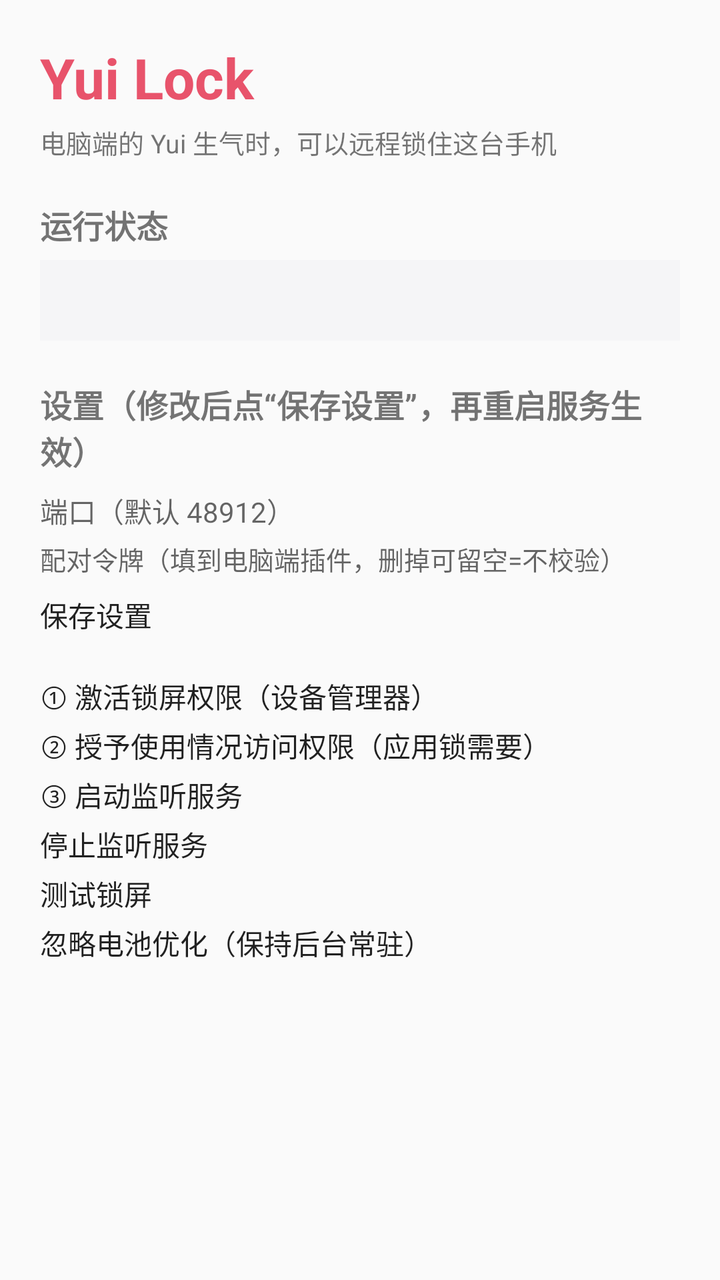
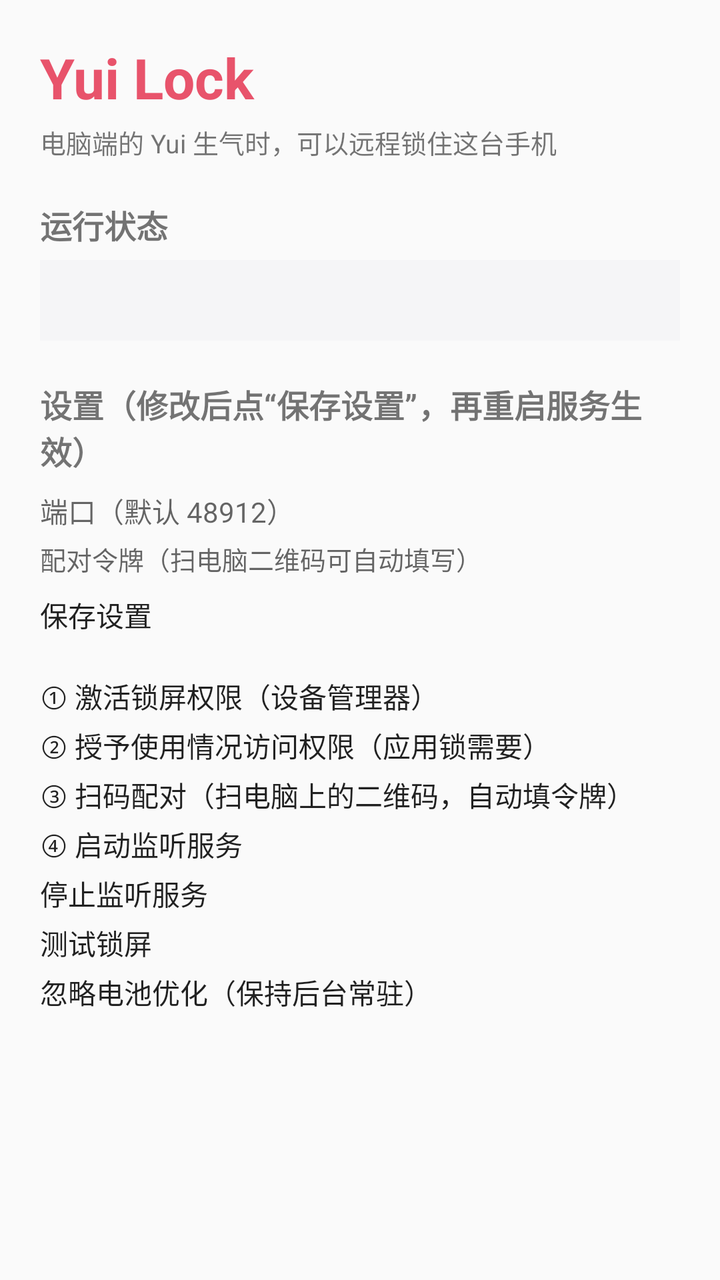

An Android layout rendered at two revisions. The XML below is the earlier revision; the diff shows what the commit changed to produce the second picture.
<!-- AndroidManifest.xml: application theme AppTheme -->
<!-- res/layout/activity_main.xml -->
<?xml version="1.0" encoding="utf-8"?>
<ScrollView xmlns:android="http://schemas.android.com/apk/res/android"
    android:layout_width="match_parent"
    android:layout_height="match_parent"
    android:fillViewport="true">

    <LinearLayout
        android:layout_width="match_parent"
        android:layout_height="wrap_content"
        android:orientation="vertical"
        android:padding="20dp">

        <TextView
            android:layout_width="wrap_content"
            android:layout_height="wrap_content"
            android:text="Yui Lock"
            android:textColor="#E8536B"
            android:textSize="28sp"
            android:textStyle="bold" />

        <TextView
            android:layout_width="wrap_content"
            android:layout_height="wrap_content"
            android:layout_marginTop="4dp"
            android:text="电脑端的 Yui 生气时，可以远程锁住这台手机"
            android:textSize="13sp" />

        <TextView
            android:layout_width="wrap_content"
            android:layout_height="wrap_content"
            android:layout_marginTop="20dp"
            android:text="@string/title_status"
            android:textStyle="bold"
            android:textSize="16sp" />

        <TextView
            android:id="@+id/tvStatus"
            android:layout_width="match_parent"
            android:layout_height="wrap_content"
            android:layout_marginTop="6dp"
            android:background="#F5F5F7"
            android:fontFamily="monospace"
            android:padding="12dp"
            android:textSize="12sp" />

        <TextView
            android:layout_width="wrap_content"
            android:layout_height="wrap_content"
            android:layout_marginTop="20dp"
            android:text="@string/title_settings"
            android:textStyle="bold"
            android:textSize="16sp" />

        <EditText
            android:id="@+id/etPort"
            android:layout_width="match_parent"
            android:layout_height="wrap_content"
            android:layout_marginTop="8dp"
            android:hint="@string/hint_port"
            android:inputType="number" />

        <EditText
            android:id="@+id/etToken"
            android:layout_width="match_parent"
            android:layout_height="wrap_content"
            android:layout_marginTop="4dp"
            android:hint="@string/hint_token"
            android:inputType="text"
            android:textSize="13sp" />

        <Button
            android:id="@+id/btnSave"
            android:layout_width="match_parent"
            android:layout_height="wrap_content"
            android:layout_marginTop="8dp"
            android:text="@string/btn_save" />

        <Button
            android:id="@+id/btnAdmin"
            android:layout_width="match_parent"
            android:layout_height="wrap_content"
            android:layout_marginTop="20dp"
            android:text="@string/btn_admin" />

        <Button
            android:id="@+id/btnUsage"
            android:layout_width="match_parent"
            android:layout_height="wrap_content"
            android:layout_marginTop="4dp"
            android:text="@string/btn_usage" />

        <Button
            android:id="@+id/btnStart"
            android:layout_width="match_parent"
            android:layout_height="wrap_content"
            android:layout_marginTop="4dp"
            android:text="@string/btn_start" />

        <Button
            android:id="@+id/btnStop"
            android:layout_width="match_parent"
            android:layout_height="wrap_content"
            android:layout_marginTop="4dp"
            android:text="@string/btn_stop" />

        <Button
            android:id="@+id/btnTest"
            android:layout_width="match_parent"
            android:layout_height="wrap_content"
            android:layout_marginTop="4dp"
            android:text="@string/btn_test" />

        <Button
            android:id="@+id/btnBattery"
            android:layout_width="match_parent"
            android:layout_height="wrap_content"
            android:layout_marginTop="4dp"
            android:text="@string/btn_battery" />

        <TextView
            android:id="@+id/tvHelp"
            android:layout_width="match_parent"
            android:layout_height="wrap_content"
            android:layout_marginTop="16dp"
            android:lineSpacingExtra="3dp"
            android:textSize="12sp" />
    </LinearLayout>
</ScrollView>
<!-- resources referenced by this layout -->
<resources>
  <string name="btn_admin">① 激活锁屏权限（设备管理器）</string>
  <string name="btn_battery">忽略电池优化（保持后台常驻）</string>
  <string name="btn_save">保存设置</string>
  <string name="btn_start">③ 启动监听服务</string>
  <string name="btn_stop">停止监听服务</string>
  <string name="btn_test">测试锁屏</string>
  <string name="btn_usage">② 授予使用情况访问权限（应用锁需要）</string>
  <string name="hint_port">端口（默认 48912）</string>
  <string name="hint_token">配对令牌（填到电脑端插件，删掉可留空=不校验）</string>
  <string name="title_settings">设置（修改后点“保存设置”，再重启服务生效）</string>
  <string name="title_status">运行状态</string>
  <style name="AppTheme" parent="android:Theme.Material.Light.NoActionBar">
          <item name="android:colorPrimary">#E8536B</item>
          <item name="android:colorAccent">#E8536B</item>
          <item name="android:statusBarColor">#E8536B</item>
      </style>
</resources>

<!-- the commit's change to res/layout/activity_main.xml (unified diff, before → after) -->
@@ -90,6 +90,13 @@
             android:text="@string/btn_usage" />
 
         <Button
+            android:id="@+id/btnScan"
+            android:layout_width="match_parent"
+            android:layout_height="wrap_content"
+            android:layout_marginTop="4dp"
+            android:text="@string/btn_scan" />
+
+        <Button
             android:id="@+id/btnStart"
             android:layout_width="match_parent"
             android:layout_height="wrap_content"
<!-- resource entries referenced after the edit -->
@@ -3,12 +3,13 @@
   <string name="btn_admin">① 激活锁屏权限（设备管理器）</string>
   <string name="btn_battery">忽略电池优化（保持后台常驻）</string>
   <string name="btn_save">保存设置</string>
-  <string name="btn_start">③ 启动监听服务</string>
+  <string name="btn_scan">③ 扫码配对（扫电脑上的二维码，自动填令牌）</string>
+  <string name="btn_start">④ 启动监听服务</string>
   <string name="btn_stop">停止监听服务</string>
   <string name="btn_test">测试锁屏</string>
   <string name="btn_usage">② 授予使用情况访问权限（应用锁需要）</string>
   <string name="hint_port">端口（默认 48912）</string>
-  <string name="hint_token">配对令牌（填到电脑端插件，删掉可留空=不校验）</string>
+  <string name="hint_token">配对令牌（扫电脑二维码可自动填写）</string>
   <string name="title_settings">设置（修改后点“保存设置”，再重启服务生效）</string>
   <string name="title_status">运行状态</string>
   <style name="AppTheme" parent="android:Theme.Material.Light.NoActionBar">
